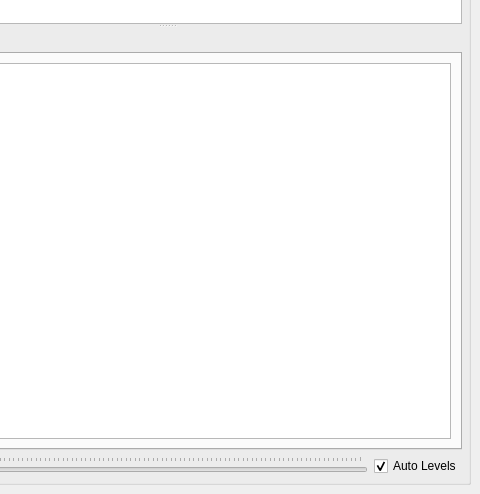
ericspod/DicomBrowser, file res/DicomBrowserWin.ui: the form before one commit; both pictures show x 708 to 1188 and y 349 to 843 of the 1188 by 843 pixel window.
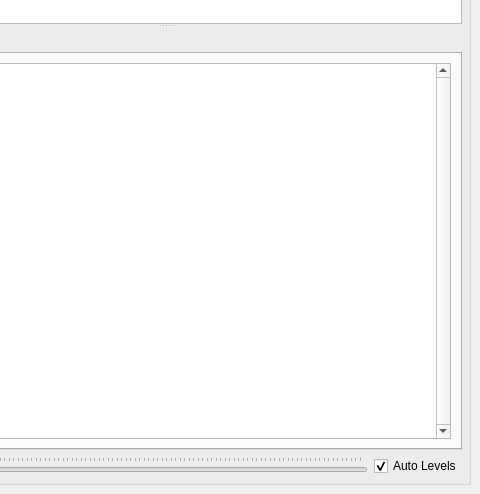
The form after the commit. Icons and pictures are not drawn.

Commit message: Cleanup, replacing tag table with tree

Diff of the .ui file:
```diff
--- a/res/DicomBrowserWin.ui
+++ b/res/DicomBrowserWin.ui
@@ -221,7 +221,10 @@
             </attribute>
             <layout class="QGridLayout" name="gridLayout_4">
              <item row="0" column="0">
-              <widget class="QTableView" name="tagView">
+              <widget class="QTreeView" name="tagView">
+               <property name="verticalScrollBarPolicy">
+                <enum>Qt::ScrollBarAlwaysOn</enum>
+               </property>
                <property name="editTriggers">
                 <set>QAbstractItemView::NoEditTriggers</set>
                </property>
@@ -240,42 +243,9 @@
                <property name="textElideMode">
                 <enum>Qt::ElideRight</enum>
                </property>
-               <property name="gridStyle">
-                <enum>Qt::NoPen</enum>
-               </property>
                <property name="sortingEnabled">
                 <bool>true</bool>
                </property>
-               <attribute name="horizontalHeaderCascadingSectionResizes">
-                <bool>true</bool>
-               </attribute>
-               <attribute name="horizontalHeaderDefaultSectionSize">
-                <number>140</number>
-               </attribute>
-               <attribute name="horizontalHeaderHighlightSections">
-                <bool>false</bool>
-               </attribute>
-               <attribute name="horizontalHeaderMinimumSectionSize">
-                <number>80</number>
-               </attribute>
-               <attribute name="horizontalHeaderShowSortIndicator" stdset="0">
-                <bool>true</bool>
-               </attribute>
-               <attribute name="horizontalHeaderStretchLastSection">
-                <bool>true</bool>
-               </attribute>
-               <attribute name="verticalHeaderVisible">
-                <bool>false</bool>
-               </attribute>
-               <attribute name="verticalHeaderCascadingSectionResizes">
-                <bool>false</bool>
-               </attribute>
-               <attribute name="verticalHeaderHighlightSections">
-                <bool>false</bool>
-               </attribute>
-               <attribute name="verticalHeaderMinimumSectionSize">
-                <number>40</number>
-               </attribute>
               </widget>
              </item>
             </layout>
```
Left out of the diff: 122 changed lines with no effect on the pictures. The commit also changes 6 other files.
